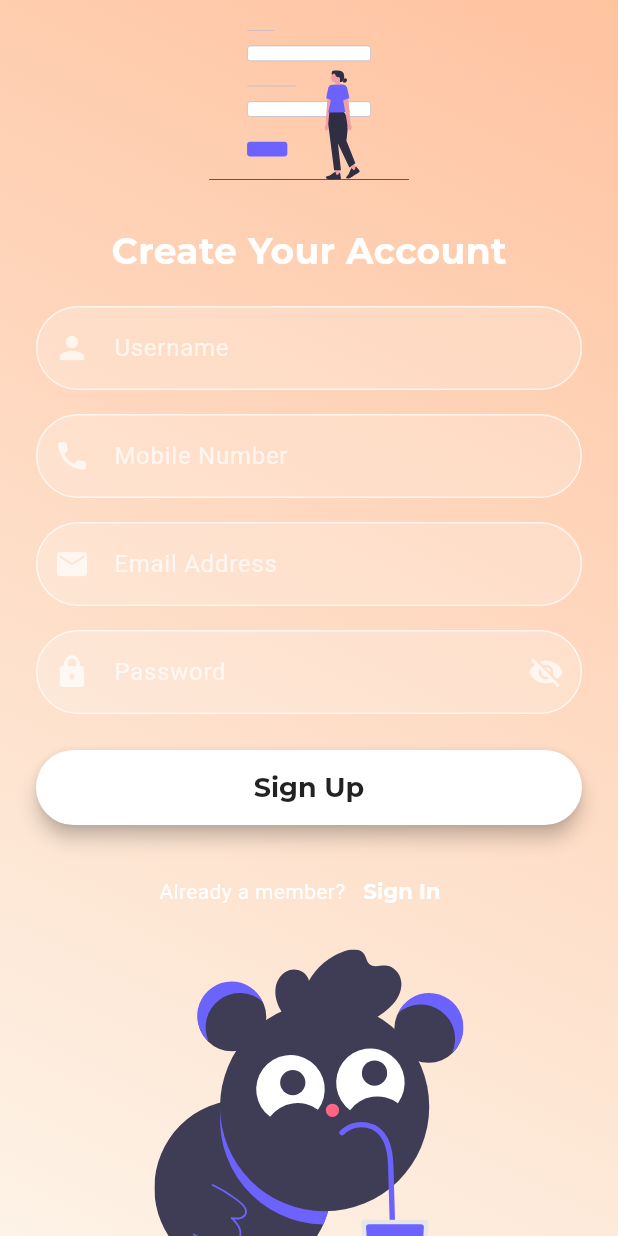
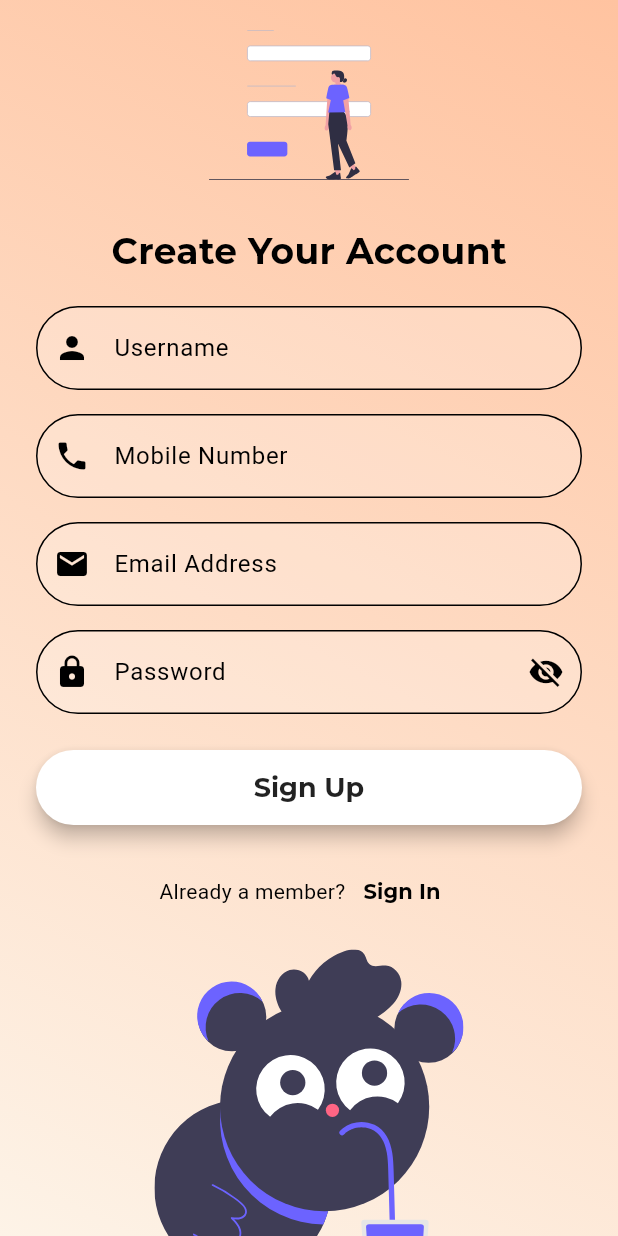
Before and after one commit to seena-kab/CupCompanion, a Flutter app: the SignUpScreen screen opened by its route, on a phone screen of 412 x 824 dp. Run offline on Flutter 3.47's test engine with Material 3 defaults, Android fonts, the phone set to English and light mode, and no system bars; our stand-ins replace animated_text_kit, cloud_firestore, firebase_auth, firebase_core, firebase_database, firebase_storage and 9 more; accounts and stored records are empty; project files that could hold a hidden picture were left out.

Commit message:
changes of text color for sign up page

```diff
--- a/cup_companion/lib/screens/signup_screen.dart
+++ b/cup_companion/lib/screens/signup_screen.dart
@@ -196,7 +196,7 @@ class SignUpScreenState extends State<SignUpScreen>
                       textStyle: const TextStyle(
                         fontSize: 24.0,
                         fontWeight: FontWeight.bold,
-                        color: Colors.white,
+                        color: Colors.black,
                       ),
                     ),
                   ),
@@ -274,7 +274,7 @@ class SignUpScreenState extends State<SignUpScreen>
                     children: [
                       const Text(
                         'Already a member?',
-                        style: TextStyle(color: Colors.white),
+                        style: TextStyle(color: Colors.black),
                       ),
                       TextButton(
                         onPressed: () {
@@ -284,7 +284,7 @@ class SignUpScreenState extends State<SignUpScreen>
                           'Sign In',
                           style: GoogleFonts.montserrat(
                             textStyle: const TextStyle(
-                              color: Colors.white,
+                              color: Colors.black,
                               fontWeight: FontWeight.bold,
                             ),
                           ),
@@ -322,9 +322,9 @@ class SignUpScreenState extends State<SignUpScreen>
         textStyle: const TextStyle(color: Colors.white),
       ),
       decoration: InputDecoration(
-        prefixIcon: Icon(icon, color: Colors.white70),
+        prefixIcon: Icon(icon, color: Colors.black),
         labelText: labelText,
-        labelStyle: const TextStyle(color: Colors.white70),
+        labelStyle: const TextStyle(color: Colors.black),
         filled: true,
         fillColor: Colors.white.withOpacity(0.2),
         border: OutlineInputBorder(
@@ -334,12 +334,12 @@ class SignUpScreenState extends State<SignUpScreen>
         enabledBorder: OutlineInputBorder(
           borderRadius: BorderRadius.circular(30.0),
           borderSide:
-              const BorderSide(color: Colors.white70, width: 1.0),
+              const BorderSide(color: Colors.black, width: 1.0),
         ),
         focusedBorder: OutlineInputBorder(
           borderRadius: BorderRadius.circular(30.0),
           borderSide:
-              const BorderSide(color: Colors.white, width: 2.0),
+              const BorderSide(color: Colors.black, width: 2.0),
         ),
       ),
     );
@@ -351,12 +351,12 @@ class SignUpScreenState extends State<SignUpScreen>
       controller: _passwordController,
       obscureText: !isPasswordVisible, // Controls password visibility
       style: GoogleFonts.montserrat(
-        textStyle: const TextStyle(color: Colors.white),
+        textStyle: const TextStyle(color: Colors.black),
       ),
       decoration: InputDecoration(
-        prefixIcon: const Icon(Icons.lock, color: Colors.white70),
+        prefixIcon: const Icon(Icons.lock, color: Colors.black),
         labelText: 'Password',
-        labelStyle: const TextStyle(color: Colors.white70),
+        labelStyle: const TextStyle(color: Colors.black),
         filled: true,
         fillColor: Colors.white.withOpacity(0.2),
         border: OutlineInputBorder(
@@ -366,17 +366,17 @@ class SignUpScreenState extends State<SignUpScreen>
         enabledBorder: OutlineInputBorder(
           borderRadius: BorderRadius.circular(30.0),
           borderSide:
-              const BorderSide(color: Colors.white70, width: 1.0),
+              const BorderSide(color: Colors.black, width: 1.0),
         ),
         focusedBorder: OutlineInputBorder(
           borderRadius: BorderRadius.circular(30.0),
           borderSide:
-              const BorderSide(color: Colors.white, width: 2.0),
+              const BorderSide(color: Colors.black, width: 2.0),
         ),
         suffixIcon: IconButton(
           icon: Icon(
             isPasswordVisible ? Icons.visibility : Icons.visibility_off,
-            color: Colors.white70,
+            color: Colors.black,
           ),
           onPressed: () {
             setState(() {
```
